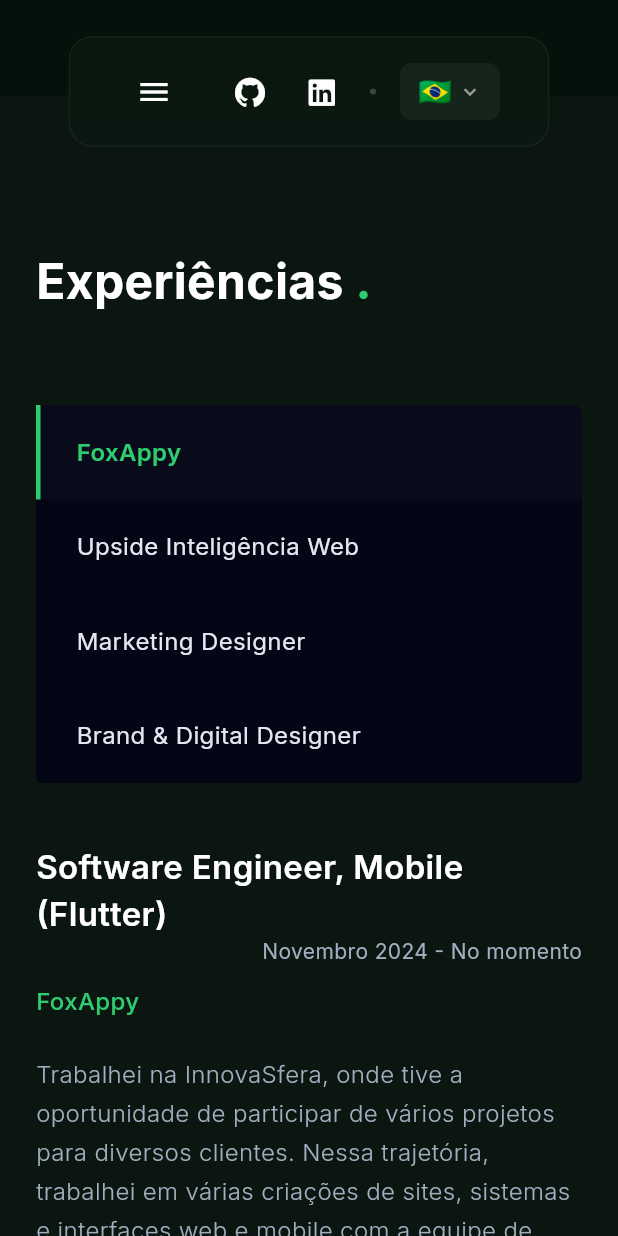
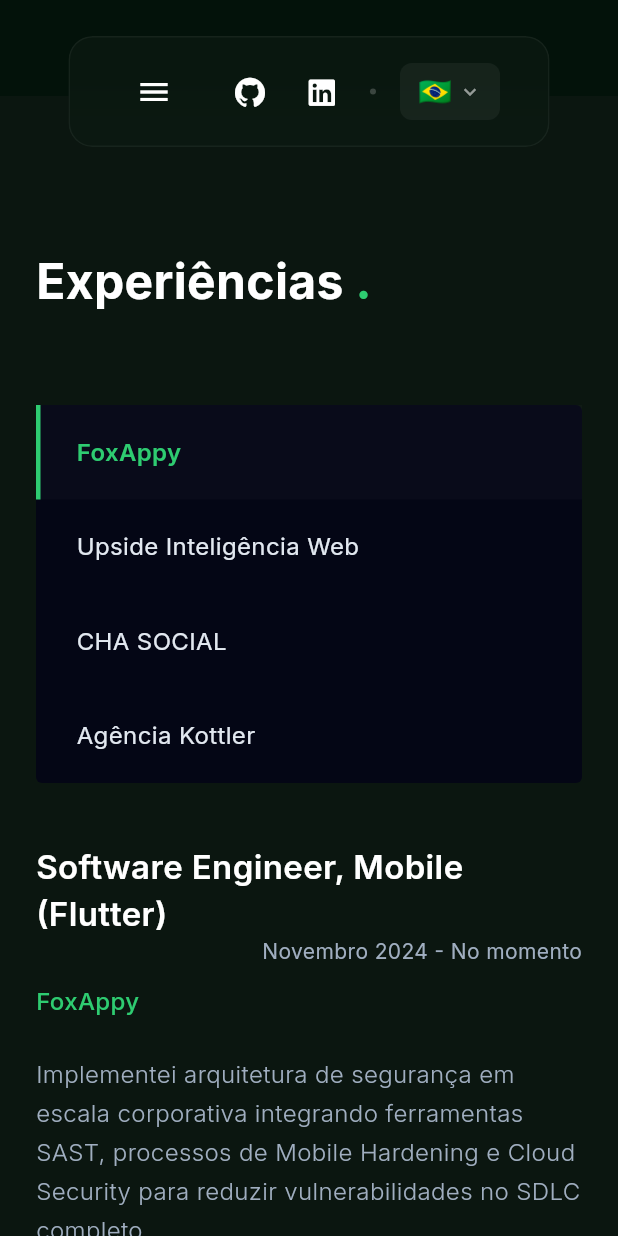
Before and after one commit to juanndev/portfolio_juan, a Flutter app: the screen it shows after launch, scrolled down 1728 dp, on a phone screen of 412 x 824 dp. Run offline on Flutter 3.47's test engine with Material 3 defaults, Android fonts, the phone set to English and light mode, and no system bars; our stand-ins replace flutter_svg, font_awesome_flutter, google_fonts; missing offline and left inert: dart:html.

Commit message:
fix: atualiza datas, cargos e sincroniza traducoes em PT, EN e ES

```diff
--- a/lib/core/app_translations.dart
+++ b/lib/core/app_translations.dart
@@ -41,25 +41,25 @@
       'exp_1_role': 'Software Engineer, Mobile (Flutter)',
       'exp_1_date': 'Novembro 2024 - No momento',
       'exp_1_company': 'FoxAppy',
-      'exp_1_desc': 'Trabalhei na InnovaSfera, onde tive a oportunidade de participar de vários projetos para diversos clientes. Nessa trajetória, trabalhei em várias criações de sites, sistemas e interfaces web e mobile com a equipe de tecnologia da empresa. A InnovaSfera é referência em qualidade e inovação em suas soluções tecnológicas, seja em desenvolvimento ou infraestrutura.',
+      'exp_1_desc': 'Implementei arquitetura de segurança em escala corporativa integrando ferramentas SAST, processos de Mobile Hardening e Cloud Security para reduzir vulnerabilidades no SDLC completo.\n\nArquitetei e liderei desenvolvimento de solução AR inovadora do zero usando Flutter, permitindo visualização de produtos em tempo real através de fotografia de ambientes.\n\nGerenciei ciclo completo de 100+ aplicações no Google Play e App Store, otimizando pipelines de deployment para garantir consistência e confiabilidade em escala.',
 
       'exp_2_menu': 'Upside Inteligência Web',
       'exp_2_role': 'Desenvolvedor Front-end Pleno',
-      'exp_2_date': 'Janeiro 2023 - Outubro 2024',
+      'exp_2_date': 'Agosto 2024 - Janeiro 2026',
       'exp_2_company': 'Upside Inteligência Web',
-      'exp_2_desc': 'Trabalhei na InnovaSfera, onde tive a oportunidade de participar de vários projetos para diversos clientes. Nessa trajetória, trabalhei em várias criações de sites, sistemas e interfaces web e mobile com a equipe de tecnologia da empresa. A InnovaSfera é referência em qualidade e inovação em suas soluções tecnológicas, seja em desenvolvimento ou infraestrutura.',
+      'exp_2_desc': 'Desenvolvi e renovei interfaces responsivas para websites de clientes usando WordPress, HTML5, CSS3 e JavaScript, melhorando experiência do usuário através de layouts intuitivos e animações modernas.',
 
-      'exp_3_menu': 'Marketing Designer',
-      'exp_3_role': 'UI/UX & Front-end Developer',
-      'exp_3_date': 'Março 2021 - Dezembro 2022',
-      'exp_3_company': 'Marketing Designer',
-      'exp_3_desc': 'Trabalhei na InnovaSfera, onde tive a oportunidade de participar de vários projetos para diversos clientes. Nessa trajetória, trabalhei em várias criações de sites, sistemas e interfaces web e mobile com a equipe de tecnologia da empresa. A InnovaSfera é referência em qualidade e inovação em suas soluções tecnológicas, seja em desenvolvimento ou infraestrutura.',
+      'exp_3_menu': 'CHA SOCIAL',
+      'exp_3_role': 'Marketing Designer',
+      'exp_3_date': 'Março 2024 - Outubro 2024',
+      'exp_3_company': 'CHA SOCIAL',
+      'exp_3_desc': 'Desenvolvi alto volume de criativos publicitários (estáticos e vídeos) como membro-chave da equipe de performance marketing, gerando leads qualificados para portfólio diversificado de clientes.\n\nProjetei e construí landing pages de alta conversão para lançamentos de produtos e cursos, otimizando jornada do usuário através de CTAs claros para maximizar taxas de conversão.',
 
-      'exp_4_menu': 'Brand & Digital Designer',
-      'exp_4_role': 'Web Designer',
-      'exp_4_date': 'Junho 2019 - Fevereiro 2021',
-      'exp_4_company': 'Brand & Digital Designer',
-      'exp_4_desc': 'Trabalhei na InnovaSfera, onde tive a oportunidade de participar de vários projetos para diversos clientes. Nessa trajetória, trabalhei em várias criações de sites, sistemas e interfaces web e mobile com a equipe de tecnologia da empresa. A InnovaSfera é referência em qualidade e inovação em suas soluções tecnológicas, seja em desenvolvimento ou infraestrutura.',
+      'exp_4_menu': 'Agência Kottler',
+      'exp_4_role': 'Brand & Digital Designer',
+      'exp_4_date': 'Novembro 2023 - Março 2024',
+      'exp_4_company': 'Agência Kottler',
+      'exp_4_desc': 'Desenvolvi sistemas completos de identidade visual e marca para clientes-chave, criando campanhas de marketing coesas que abrangeram canais digitais e impressos de forma integrada.',
 
       // Seção 6: Projetos
       'proj_title': 'Projetos',
@@ -69,13 +69,13 @@
       'proj_1_desc': 'Como parte da equipe da Blueshift, fui designado a codar o site da TapDano a partir de um design já criado.',
       'proj_1_techs': 'React • TypeScript',
 
-      'proj_2_title': 'WattWise',
-      'proj_2_desc': 'Dashboard de energia, projeto criado para a Global Solution da FIAP, no segundo semestres do primeiro ano.',
-      'proj_2_techs': 'NextJs • TypeScript • Tailwind CSS',
+      'proj_2_title': 'Sistema de Reserva de Hotéis',
+      'proj_2_desc': 'Plataforma multipáginas de reserva de hotéis com Bootstrap 5 e jQuery. Foco em arquitetura CSS modular e responsividade.',
+      'proj_2_techs': 'HTML5 • CSS3 • Javascript',
 
-      'proj_3_title': 'BikeHub',
-      'proj_3_desc': 'Ecommerce fictício de uma loja de bicicletas. Sua ideia inicial se baseava na prospecção de um cliente real.',
-      'proj_3_techs': 'HTML • CSS • JavaScript',
+      'proj_3_title': 'Food Commerce - Plataforma de Delivery',
+      'proj_3_desc': 'Plataforma de pedidos online com React e TS. Foco em gerenciamento de estado, filtros dinâmicos e experiência mobile-first.',
+      'proj_3_techs': 'React • Typescript • Styled Components',
 
       'proj_btn_github': 'Github',
       'proj_btn_deploy': 'Deploy',
@@ -118,25 +118,25 @@
       'exp_1_role': 'Software Engineer, Mobile (Flutter)',
       'exp_1_date': 'November 2024 - Present',
       'exp_1_company': 'FoxAppy',
-      'exp_1_desc': 'I worked at InnovaSfera, where I had the opportunity to participate in several projects for various clients. In this journey, I worked on creating several websites, systems, and web/mobile interfaces with the company\'s tech team. InnovaSfera is a reference in quality and innovation in its technological solutions, whether in development or infrastructure.',
+      'exp_1_desc': 'Implemented enterprise-scale security architecture by integrating SAST tools, Mobile Hardening processes, and Cloud Security to reduce vulnerabilities across the full SDLC.\n\nArchitected and led the development of an innovative AR solution from scratch using Flutter, enabling real-time product visualization through environment photography.\n\nManaged the full lifecycle of 100+ applications on Google Play and the App Store, optimizing deployment pipelines to ensure consistency and reliability at scale.',
 
       'exp_2_menu': 'Upside Web Intelligence',
       'exp_2_role': 'Mid-level Front-end Developer',
-      'exp_2_date': 'January 2023 - October 2024',
+      'exp_2_date': 'August 2024 - January 2026',
       'exp_2_company': 'Upside Web Intelligence',
-      'exp_2_desc': 'I worked at InnovaSfera, where I had the opportunity to participate in several projects for various clients. In this journey, I worked on creating several websites, systems, and web/mobile interfaces with the company\'s tech team. InnovaSfera is a reference in quality and innovation in its technological solutions, whether in development or infrastructure.',
+      'exp_2_desc': 'Developed and revamped responsive interfaces for client websites using WordPress, HTML5, CSS3, and JavaScript, improving the user experience through intuitive layouts and modern animations.',
 
-      'exp_3_menu': 'Marketing Designer',
-      'exp_3_role': 'UI/UX & Front-end Developer',
-      'exp_3_date': 'March 2021 - December 2022',
-      'exp_3_company': 'Marketing Designer',
-      'exp_3_desc': 'I worked at InnovaSfera, where I had the opportunity to participate in several projects for various clients. In this journey, I worked on creating several websites, systems, and web/mobile interfaces with the company\'s tech team. InnovaSfera is a reference in quality and innovation in its technological solutions, whether in development or infrastructure.',
+      'exp_3_menu': 'CHA SOCIAL',
+      'exp_3_role': 'Marketing Designer',
+      'exp_3_date': 'March 2024 - October 2024',
+      'exp_3_company': 'CHA SOCIAL',
+      'exp_3_desc': 'Developed a high volume of advertising creatives (static and video) as a key member of the performance marketing team, generating qualified leads for a diverse portfolio of clients.\n\nDesigned and built high-converting landing pages for product and course launches, optimizing the user journey through clear CTAs to maximize conversion rates.',
 
-      'exp_4_menu': 'Brand & Digital Designer',
-      'exp_4_role': 'Web Designer',
-      'exp_4_date': 'June 2019 - February 2021',
-      'exp_4_company': 'Brand & Digital Designer',
-      'exp_4_desc': 'I worked at InnovaSfera, where I had the opportunity to participate in several projects for various clients. In this journey, I worked on creating several websites, systems, and web/mobile interfaces with the company\'s tech team. InnovaSfera is a reference in quality and innovation in its technological solutions, whether in development or infrastructure.',
+      'exp_4_menu': 'Agência Kottler',
+      'exp_4_role': 'Brand & Digital Designer',
+      'exp_4_date': 'November 2023 - March 2024',
+      'exp_4_company': 'Agência Kottler',
+      'exp_4_desc': 'Developed complete visual identity and brand systems for key clients, creating cohesive marketing campaigns that seamlessly spanned digital and print channels.',
 
       // Seção 6: Projetos
       'proj_title': 'Projects',
@@ -195,25 +195,25 @@
       'exp_1_role': 'Ingeniero de Software, Mobile (Flutter)',
       'exp_1_date': 'Noviembre 2024 - Actualidad',
       'exp_1_company': 'FoxAppy',
-      'exp_1_desc': 'Trabajé en InnovaSfera, donde tuve la oportunidad de participar en varios proyectos para diversos clientes. En esta trayectoria, trabajé en la creación de varios sitios web, sistemas e interfaces web y móviles con el equipo de tecnología de la empresa. InnovaSfera es un referente en calidad e innovación en sus soluciones tecnológicas, ya sea en desarrollo o infraestructura.',
+      'exp_1_desc': 'Implementé una arquitectura de seguridad a escala empresarial integrando herramientas SAST, procesos de Mobile Hardening y Cloud Security para reducir vulnerabilidades en todo el SDLC.\n\nDiseñé y lideré el desarrollo de una innovadora solución AR desde cero usando Flutter, permitiendo la visualización de productos en tiempo real a través de fotografía de entornos.\n\nGestioné el ciclo de vida completo de más de 100 aplicaciones en Google Play y App Store, optimizando los pipelines de despliegue para garantizar consistencia y confiabilidad a escala.',
 
       'exp_2_menu': 'Upside Inteligencia Web',
       'exp_2_role': 'Desarrollador Front-end Semi-Senior',
-      'exp_2_date': 'Enero 2023 - Octubre 2024',
-      'exp_2_company': 'Upside Inteligencia Web',
-      'exp_2_desc': 'Trabajé en InnovaSfera, donde tuve la oportunidad de participar en varios proyectos para diversos clientes. En esta trayectoria, trabajé en la creación de varios sitios web, sistemas e interfaces web y móviles con el equipo de tecnología de la empresa. InnovaSfera es un referente en calidad e innovación en sus soluciones tecnológicas, ya sea en desarrollo o infraestructura.',
+      'exp_2_date': 'Agosto 2024 - Enero 2026',
+      'exp_2_company': 'Upside Inteligência Web',
+      'exp_2_desc': 'Desarrollé y renové interfaces responsivas para sitios web de clientes usando WordPress, HTML5, CSS3 y JavaScript, mejorando la experiencia del usuario a través de diseños intuitivos y animaciones modernas.',
 
-      'exp_3_menu': 'Diseñador de Marketing',
-      'exp_3_role': 'Desarrollador UI/UX y Front-end',
-      'exp_3_date': 'Marzo 2021 - Diciembre 2022',
-      'exp_3_company': 'Diseñador de Marketing',
-      'exp_3_desc': 'Trabajé en InnovaSfera, donde tuve la oportunidad de participar en varios proyectos para diversos clientes. En esta trayectoria, trabajé en la creación de varios sitios web, sistemas e interfaces web y móviles con el equipo de tecnología de la empresa. InnovaSfera es un referente en calidad e innovación en sus soluciones tecnológicas, ya sea en desarrollo o infraestructura.',
+      'exp_3_menu': 'CHA SOCIAL',
+      'exp_3_role': 'Marketing Designer',
+      'exp_3_date': 'Marzo 2024 - Octubre 2024',
+      'exp_3_company': 'CHA SOCIAL',
+      'exp_3_desc': 'Desarrollé un alto volumen de creatividades publicitarias (estáticas y en video) como miembro clave del equipo de performance marketing, generando leads calificados para un portafolio diverso de clientes.\n\nDiseñé y construí landing pages de alta conversión para lanzamientos de productos y cursos, optimizando el viaje del usuario a través de CTAs claros para maximizar las tasas de conversión.',
 
-      'exp_4_menu': 'Diseñador Digital y de Marca',
-      'exp_4_role': 'Diseñador Web',
-      'exp_4_date': 'Junio 2019 - Febrero 2021',
-      'exp_4_company': 'Diseñador Digital y de Marca',
-      'exp_4_desc': 'Trabajé en InnovaSfera, donde tuve la oportunidad de participar en varios proyectos para diversos clientes. En esta trayectoria, trabajé en la creación de varios sitios web, sistemas e interfaces web y móviles con el equipo de tecnología de la empresa. InnovaSfera es un referente en calidad e innovación en sus soluciones tecnológicas, ya sea en desarrollo o infraestructura.',
+      'exp_4_menu': 'Agência Kottler',
+      'exp_4_role': 'Brand & Digital Designer',
+      'exp_4_date': 'Noviembre 2023 - Marzo 2024',
+      'exp_4_company': 'Agência Kottler',
+      'exp_4_desc': 'Desarrollé sistemas completos de identidad visual y de marca para clientes clave, creando campañas de marketing cohesivas que abarcaron canales digitales e impresos de forma integrada.',
 
       // Seção 6: Projetos
       'proj_title': 'Proyectos',
@@ -228,7 +228,7 @@
       'proj_2_techs': 'NextJs • TypeScript • Tailwind CSS',
 
       'proj_3_title': 'BikeHub',
-      'proj_3_desc': 'E-commerce ficticio de una tienda de bicicletas. Su idea inicial se basaba en la prospección de un cliente real.',
+      'proj_3_desc': 'E-commerce ficticio de una tienda de bicicletas. Su idea inicial se baseaba en la prospección de un cliente real.',
       'proj_3_techs': 'HTML • CSS • JavaScript',
 
       'proj_btn_github': 'Github',
```
